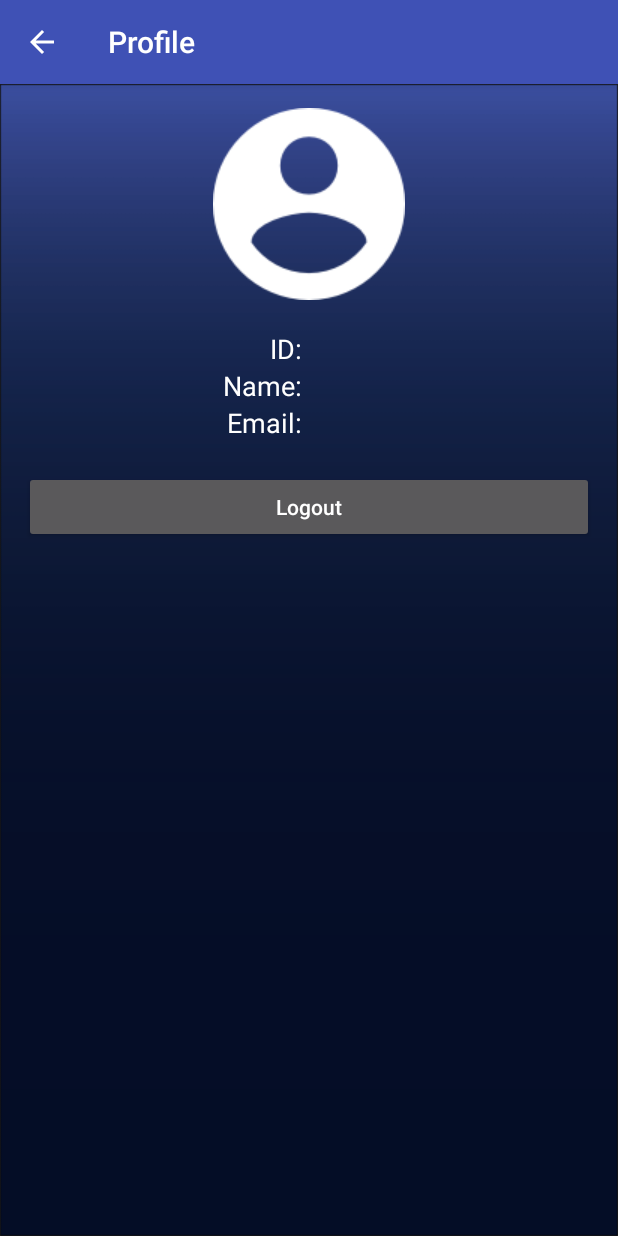
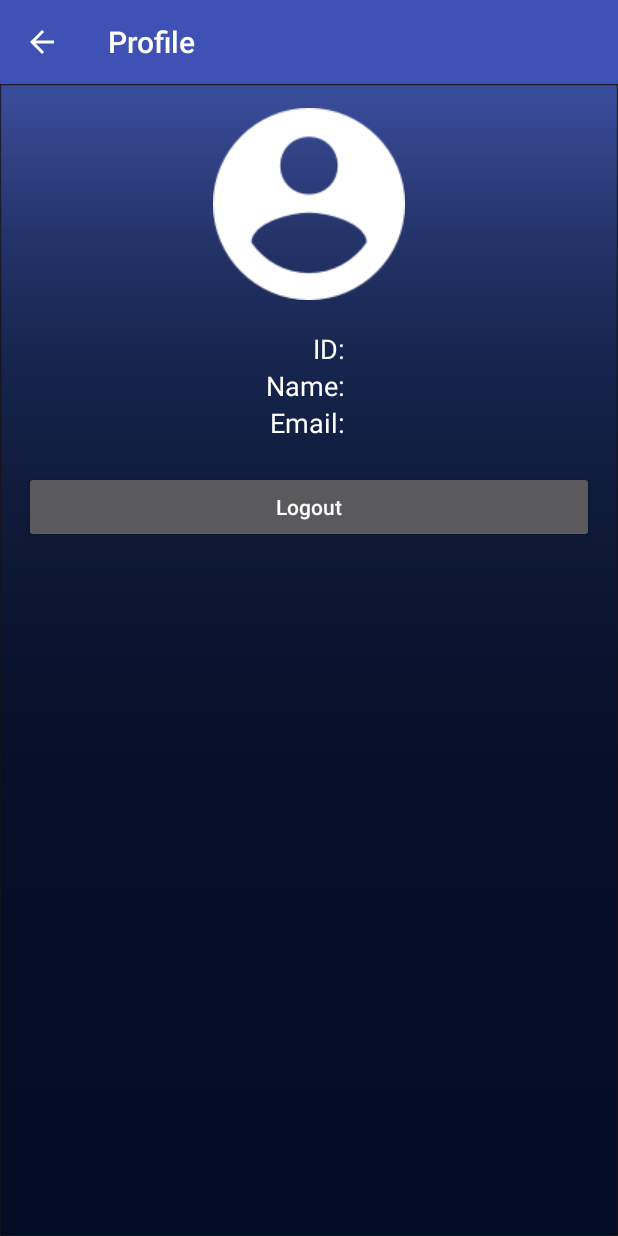
Before and after one commit to kptsui/BPS, an Android app: the ProfileActivity screen opened directly, with no data from a screen before it, on a phone screen of 412 x 824 dp. Run offline under Robolectric (Android 15) with nearby library versions, the light colour scheme and no system bars.

Commit message:
Profile text alignment updated

```diff
--- a/app/src/main/res/layout/activity_profile.xml
+++ b/app/src/main/res/layout/activity_profile.xml
@@ -26,10 +26,10 @@
         android:orientation="horizontal">
 
         <LinearLayout
-            android:layout_width="match_parent"
+            android:layout_width="wrap_content"
             android:layout_height="wrap_content"
             android:orientation="vertical"
-            android:layout_weight="1"
+
             android:gravity="right">
 
             <TextView
@@ -53,10 +53,10 @@
         </LinearLayout>
 
         <LinearLayout
-            android:layout_width="match_parent"
+            android:layout_width="wrap_content"
             android:layout_height="wrap_content"
             android:orientation="vertical"
-            android:layout_weight="1"
+
             android:gravity="left">
 
             <TextView
```
